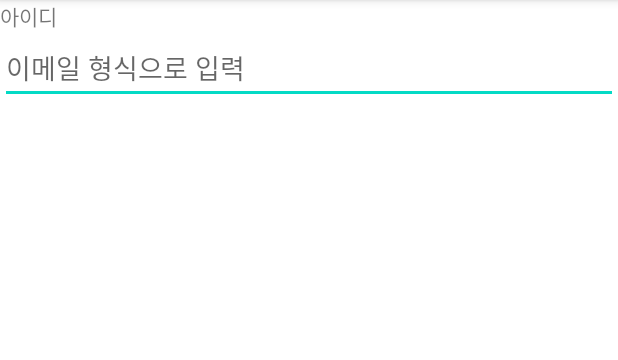
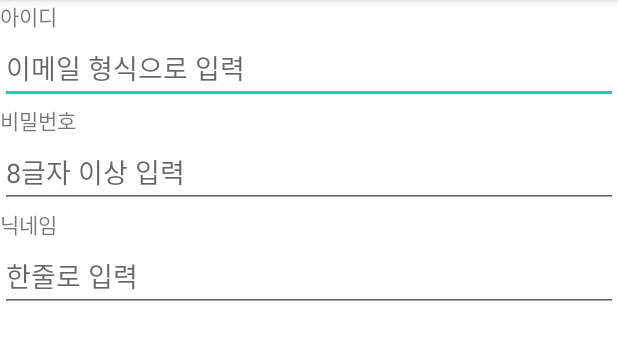
Before and after one commit to JDWdonga21/SignUpUIPractic_DW, an Android app: the screen it shows after launch (MainActivity), on a phone screen of 412 x 824 dp, the part 84-444 px from its top. Run offline under Robolectric (Android 15) with nearby library versions, the phone set to English and light mode, and no system bars.

Commit message:
EditText 속성 - singleLine - imeOptions

```diff
--- a/app/src/main/res/layout/activity_main.xml
+++ b/app/src/main/res/layout/activity_main.xml
@@ -16,4 +16,25 @@
         android:layout_height="wrap_content"
         android:hint="이메일 형식으로 입력"
         android:inputType="textEmailAddress"/>
+
+    <TextView
+        android:layout_width="wrap_content"
+        android:layout_height="wrap_content"
+        android:text="비밀번호"/>
+    <EditText
+        android:layout_width="match_parent"
+        android:layout_height="wrap_content"
+        android:hint="8글자 이상 입력"
+        android:inputType="textPassword"/>
+
+    <TextView
+        android:layout_width="wrap_content"
+        android:layout_height="wrap_content"
+        android:text="닉네임"/>
+    <EditText
+        android:layout_width="match_parent"
+        android:layout_height="wrap_content"
+        android:hint="한줄로 입력"
+        android:singleLine="true"
+        android:imeOptions="actionGo"/>
 </LinearLayout>
```
